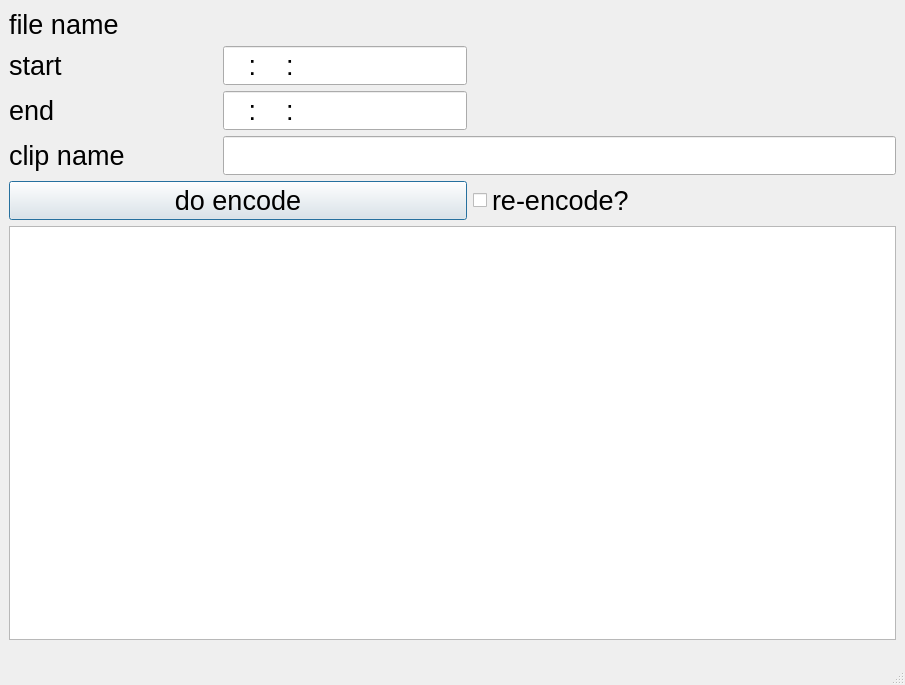
Qt form resource/gui_ffmpeg_main.ui (ironcpa/utils) before a commit.
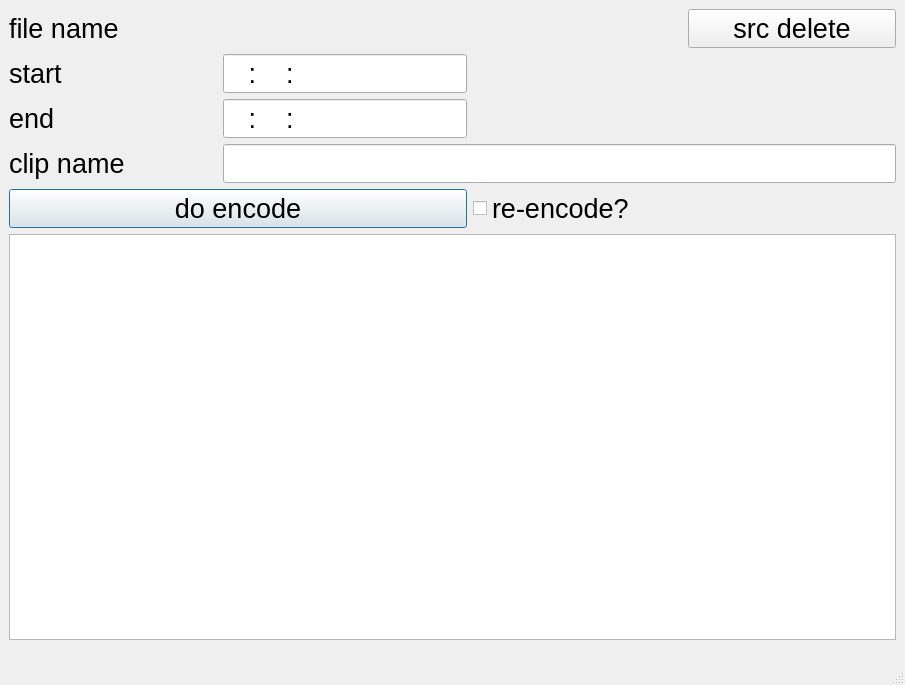
The same form after that commit.

Commit message: ffmpeg remove src button

What changed in the file:
```diff
--- a/resource/gui_ffmpeg_main.ui
+++ b/resource/gui_ffmpeg_main.ui
@@ -23,13 +23,6 @@
    <layout class="QGridLayout" name="gridLayout_2">
     <item row="0" column="0">
      <layout class="QGridLayout" name="gridLayout">
-      <item row="0" column="1" colspan="3">
-       <widget class="QLabel" name="lbl_src_file">
-        <property name="text">
-         <string/>
-        </property>
-       </widget>
-      </item>
       <item row="1" column="0">
        <widget class="QLabel" name="label">
         <property name="text">
@@ -87,7 +80,34 @@
         </property>
        </widget>
       </item>
-      <item row="4" column="0" colspan="2">
+      <item row="5" column="2" colspan="2">
+       <widget class="QCheckBox" name="chk_reencode">
+        <property name="focusPolicy">
+         <enum>Qt::ClickFocus</enum>
+        </property>
+        <property name="text">
+         <string>re-encode?</string>
+        </property>
+       </widget>
+      </item>
+      <item row="0" column="1" colspan="2">
+       <widget class="QLabel" name="lbl_src_file">
+        <property name="text">
+         <string/>
+        </property>
+       </widget>
+      </item>
+      <item row="0" column="3">
+       <widget class="QPushButton" name="btn_del_src">
+        <property name="focusPolicy">
+         <enum>Qt::NoFocus</enum>
+        </property>
+        <property name="text">
+         <string>src delete</string>
+        </property>
+       </widget>
+      </item>
+      <item row="5" column="0" colspan="2">
        <widget class="QPushButton" name="btn_encode">
         <property name="text">
          <string>do encode</string>
@@ -100,13 +120,6 @@
         </property>
        </widget>
       </item>
-      <item row="4" column="2" colspan="2">
-       <widget class="QCheckBox" name="chk_reencode">
-        <property name="text">
-         <string>re-encode?</string>
-        </property>
-       </widget>
-      </item>
      </layout>
     </item>
     <item row="4" column="0">
```
Left out of the diff: 6 changed lines with no effect on the pictures. The commit also changes 1 other file.
